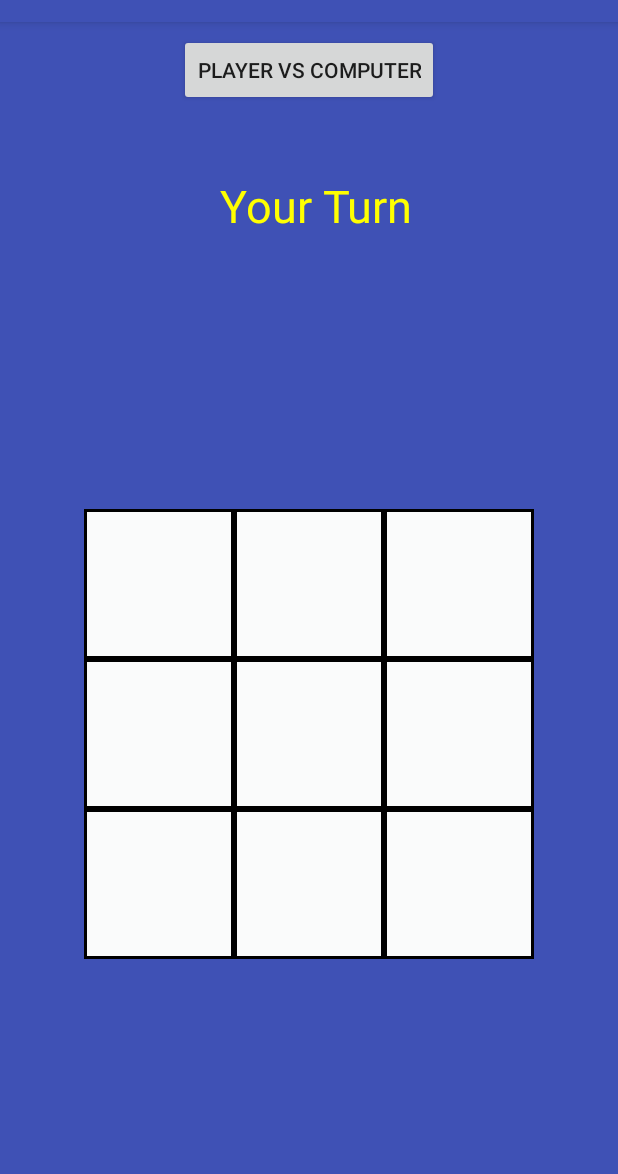
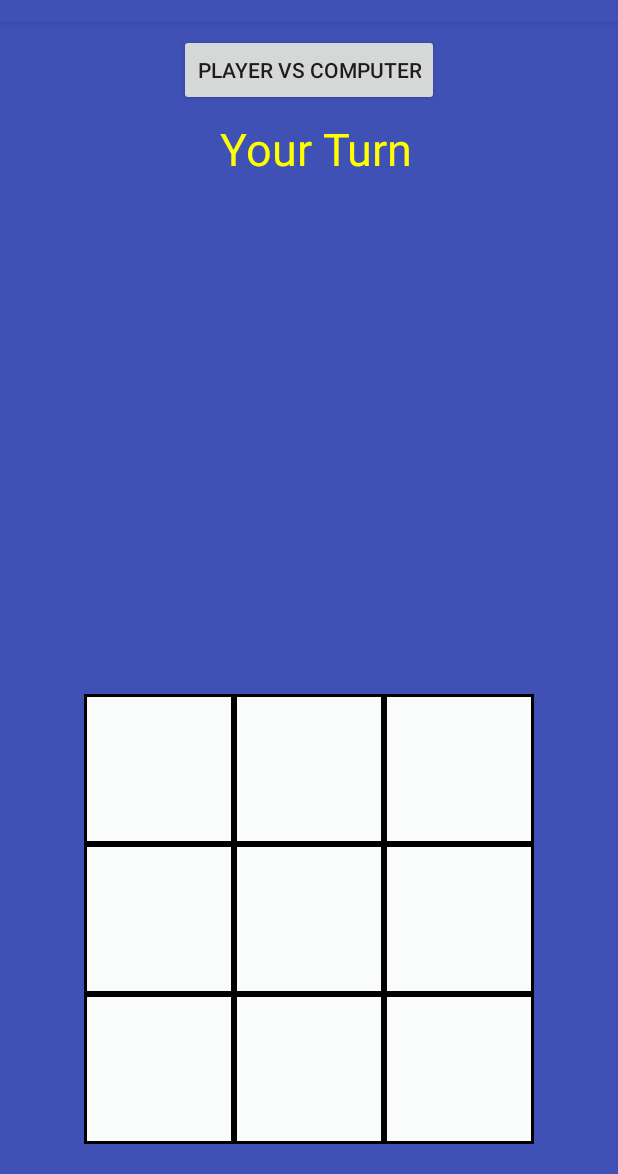
Before and after one commit to kowi4/TicTacToe, an Android app: the screen it shows after launch (MainActivity), after a tap on "PLAYER VS PLAYER", on a phone screen of 412 x 824 dp, the part 62-1236 px from its top. Run offline under Robolectric (Android 15) with nearby library versions, the phone set to English and light mode, and no system bars; our stand-ins replace Firebase (no records; nobody signed in at launch, a user with empty details on screens opened directly).

```diff
--- a/app/build.gradle
+++ b/app/build.gradle
@@ -24,6 +24,7 @@ dependencies {
     androidTestCompile('com.android.support.test.espresso:espresso-core:2.2.2', {
         exclude group: 'com.android.support', module: 'support-annotations'
     })
+    compile 'pl.droidsonroids.gif:android-gif-drawable:1.2.7'
     compile 'com.android.support:appcompat-v7:25.3.1'
     compile 'com.android.support.constraint:constraint-layout:1.0.2'
     compile 'com.android.support:design:25.3.1'
--- a/app/src/main/java/com/example/android/tictactoe/MainActivity.java
+++ b/app/src/main/java/com/example/android/tictactoe/MainActivity.java
@@ -18,15 +18,21 @@ import android.widget.ImageView;
 import android.widget.LinearLayout;
 import android.widget.TextView;
 
+import pl.droidsonroids.gif.GifImageView;
+
+import static com.example.android.tictactoe.R.id.yourTournTextView;
+import static java.lang.Boolean.parseBoolean;
 import static java.lang.Math.sqrt;
 
 public class MainActivity extends AppCompatActivity {
     private static final String PREFERENCES_NAME = "ticTacToePreferences";
-    private static final String PREFERENCES_TEXT_FIELD = "mode";
     public boolean mode;
-    ImageAdapter imageAdapter = new ImageAdapter(this, 9, 100);
-    TicTacToe ticTacToe = new TicTacToe(this,imageAdapter,9,100);
+    int size = 9;
+    int width = 100;
     // 9 100 //16 75// 25 60 // 36 50 // 49 43 // 64 37 / 81 33 / 100 30
+    ImageAdapter imageAdapter = new ImageAdapter(this, size, width);
+    TicTacToe ticTacToe = new TicTacToe(this, imageAdapter, size, width);
+
     private SharedPreferences preferences;
 
     // Method for getting view from GridView by position //stackoverflow
@@ -50,75 +56,16 @@ public class MainActivity extends AppCompatActivity {
         return px;
     }
 
-    private void saveDataToSharedPreferences(String data) {
+    // Method for saving data to SharedPreferences
+    private void saveDataToSharedPreferences(String tag, String data) {
         SharedPreferences.Editor preferencesEditor = preferences.edit();
-        preferencesEditor.putString(PREFERENCES_TEXT_FIELD, data);
+        preferencesEditor.putString(tag, data);
         preferencesEditor.apply();
     }
 
-    public void onCreate(Bundle savedInstanceState) {
-        super.onCreate(savedInstanceState);
-        setContentView(R.layout.activity_main);
+    //Actions for AI vs player
+    private void actionsForPlayerVsComputer(ImageView v, int position, ImageButton yourTurnButton, final TextView yourTournTextView, final GridView boardGridView) {
 
-        preferences = getSharedPreferences(PREFERENCES_NAME, Activity.MODE_PRIVATE);
-        mode = Boolean.parseBoolean(preferences.getString(PREFERENCES_TEXT_FIELD, "true"));
-
-        //Setting yourTurnButton
-        final ImageButton yourTurnButton = (ImageButton) findViewById(R.id.yourTurnButton);
-        yourTurnButton.setImageResource(ticTacToe.ticTacToeSwitch);
-
-        final TextView yourTurnTextView = (TextView) findViewById(R.id.yourTournTextView);
-
-        Button switchModeButton = (Button) findViewById(R.id.switchModeButton);
-        if (mode) {
-            switchModeButton.setText("Player vs Player");
-        } else {
-            switchModeButton.setText("Player vs Computer");
-            yourTurnButton.setVisibility(View.GONE);
-        }
-
-        //Drawing a board
-        final GridView boardGridView = (GridView) findViewById(R.id.gridview);
-        boardGridView.setNumColumns((int) sqrt(9));
-        boardGridView.setLayoutParams(new LinearLayout.LayoutParams(getPixelsFromDPs(MainActivity.this, 300),
-                getPixelsFromDPs(MainActivity.this, 300)));
-        boardGridView.setAdapter(imageAdapter);
-        boardGridView.setVerticalScrollBarEnabled(false);
-        //Disable scrolling on touch
-        boardGridView.setOnTouchListener(new View.OnTouchListener() {
-
-            @Override
-            public boolean onTouch(View v, MotionEvent event) {
-                return event.getAction() == MotionEvent.ACTION_MOVE;
-            }
-        });
-
-        switchModeButton.setOnClickListener(new View.OnClickListener() {
-            @Override
-            public void onClick(View v) {
-                Button button = (Button) v;
-                mode = !mode;
-                saveDataToSharedPreferences(mode + "");
-                MainActivity.this.recreate();
-            }
-        });
-
-
-        boardGridView.setOnItemClickListener(new AdapterView.OnItemClickListener() {
-            public void onItemClick(AdapterView<?> parent, View v, int position, long id) {
-                if (mode) {
-                    actionForTwoPlayers((ImageView) v, position, yourTurnButton);
-                } else {
-                    actionsForPlayerVsComputer((ImageView) v, position, yourTurnButton, yourTurnTextView, boardGridView);
-                }
-            }
-        });
-
-
-    }
-
-    //On click action for AI vs player
-    private void actionsForPlayerVsComputer(ImageView v, int position, ImageButton yourTurnButton, final TextView yourTournTextView, final GridView boardGridView) {
         int player = ticTacToe.ticTacToeSwitch;
         v.setImageResource(player);
         v.setOnClickListener(null);
@@ -132,7 +79,6 @@ public class MainActivity extends AppCompatActivity {
             ticTacToe.showWinner(0);
             return;
         }
-        //yourTurnButton.setImageResource(player);//////TODO
         imageAdapter.isNotGridClicable = true;
         yourTournTextView.setText("Computer Move");
         Handler handler = new Handler();
@@ -149,6 +95,7 @@ public class MainActivity extends AppCompatActivity {
                 imageView.setOnClickListener(null);
                 if (ticTacToe.checkForWinner(computer)) {
                     ticTacToe.showWinner(computer);
+                    return;
                 }
                 ticTacToe.ticTacToeSwitch();
                 Log.d("Minimax", temp[0] + " " + computerMove);
@@ -157,17 +104,20 @@ public class MainActivity extends AppCompatActivity {
             }
 
         }, 700); // 7000ms delay
-
     }
 
-    //onClick action for 2 players on one device
-    private void actionForTwoPlayers(ImageView v, int position, ImageButton yourTurnButton) {
+    //Actions for 2 players on one device
+    private void actionForTwoPlayers(ImageView v, int position, ImageButton yourTurnButton, GifImageView winImage) {
         int player = ticTacToe.ticTacToeSwitch;
         v.setImageResource(player);
         v.setOnClickListener(null);
         ticTacToe.board[position] = player;
         if (ticTacToe.checkForWinner(player)) {
+            //winImage.setImageResource(R.drawable.transparent_line);
+            //winImage.setScaleType(ImageView.ScaleType.FIT_CENTER);
+            //winImage.setVisibility(View.VISIBLE);
             ticTacToe.showWinner(player);
+            Log.d("WinningPattern", ticTacToe.placeForWinningBar + "");
         }
         ticTacToe.moveCount++;
         if (ticTacToe.moveCount == 9) {
@@ -175,4 +125,62 @@ public class MainActivity extends AppCompatActivity {
         }
         yourTurnButton.setImageResource(ticTacToe.ticTacToeSwitch());
     }
+
+    public void onCreate(Bundle savedInstanceState) {
+        super.onCreate(savedInstanceState);
+        setContentView(R.layout.activity_main);
+
+        preferences = getSharedPreferences(PREFERENCES_NAME, Activity.MODE_PRIVATE);
+        mode = parseBoolean(preferences.getString("mode", "true"));
+
+        //Setting yourTurnButton
+        final ImageButton yourTurnButton = (ImageButton) findViewById(R.id.yourTurnButton);
+        yourTurnButton.setImageResource(ticTacToe.ticTacToeSwitch);
+
+        final TextView yourTurnTextView = (TextView) findViewById(yourTournTextView);
+        //Gif for crossing the winner TODO
+        final GifImageView winImage = (GifImageView) findViewById(R.id.winImage);
+        //Switching game mode
+        Button switchModeButton = (Button) findViewById(R.id.switchModeButton);
+        if (mode) {
+            switchModeButton.setText("Player vs Player");
+        } else {
+            switchModeButton.setText("Player vs Computer");
+            yourTurnButton.setVisibility(View.GONE);
+        }
+        switchModeButton.setOnClickListener(new View.OnClickListener() {
+            @Override
+            public void onClick(View v) {
+                mode = !mode;
+                saveDataToSharedPreferences("mode", mode + "");
+                MainActivity.this.recreate();
+            }
+        });
+
+        //Drawing a board
+        final GridView boardGridView = (GridView) findViewById(R.id.gridview);
+        boardGridView.setNumColumns((int) sqrt(size));
+        boardGridView.setLayoutParams(new LinearLayout.LayoutParams(getPixelsFromDPs(MainActivity.this, 300),
+                getPixelsFromDPs(MainActivity.this, 300)));
+        boardGridView.setAdapter(imageAdapter);
+        boardGridView.setVerticalScrollBarEnabled(false);
+        //Disable scrolling on touch
+        boardGridView.setOnTouchListener(new View.OnTouchListener() {
+
+            @Override
+            public boolean onTouch(View v, MotionEvent event) {
+                return event.getAction() == MotionEvent.ACTION_MOVE;
+            }
+        });
+        //Setting onClickListener for boardGridView
+        boardGridView.setOnItemClickListener(new AdapterView.OnItemClickListener() {
+            public void onItemClick(AdapterView<?> parent, View v, int position, long id) {
+                if (mode) {
+                    actionForTwoPlayers((ImageView) v, position, yourTurnButton, winImage);
+                } else {
+                    actionsForPlayerVsComputer((ImageView) v, position, yourTurnButton, yourTurnTextView, boardGridView);
+                }
+            }
+        });
+    }
 }
--- a/app/src/main/java/com/example/android/tictactoe/TicTacToe.java
+++ b/app/src/main/java/com/example/android/tictactoe/TicTacToe.java
@@ -3,6 +3,7 @@ package com.example.android.tictactoe;
 import android.app.Activity;
 import android.content.Context;
 import android.content.DialogInterface;
+import android.os.Handler;
 import android.support.v7.app.AlertDialog;
 import android.widget.Toast;
 
@@ -14,21 +15,21 @@ public class TicTacToe {
 
     public static int oPlayer = R.drawable.ic_circle_black_50dp;
     public static int xPlayer = R.drawable.ic_cross_black_50dp;
-    public int size = 9;
-    public int width = 100;
+    public int size;
+    public int width;
     public int moveCount = 0;
     public int ticTacToeSwitch = R.drawable.ic_circle_black_50dp;
-    public int[] board = new int[size];
-    //public int computerMove;
-    private ImageAdapter imageAdapter;
+    public int[] board;
+    public String placeForWinningBar;
+    private ImageAdapter mImageAdapter;
     private Context mContext;
 
     public TicTacToe(Context c, ImageAdapter imageAdapter, int size, int width) {
         mContext = c;
+        mImageAdapter = imageAdapter;
         this.size = size;
         this.width = width;
-        this.imageAdapter = imageAdapter;
-
+        board = new int[size];
         for (int i = 0; i < size; i++) {
             board[i] = 0;
         }
@@ -83,23 +84,27 @@ public class TicTacToe {
     // Method for checking for winner only 3x3 grid
     public boolean checkForWinner(int player) {
 
-        // diagonal
-
+        // "\"
         if ((board[0] == player) && (board[4] == player) && (board[8] == player)) {
+            placeForWinningBar = "148";
             return true;
         }
-
+        // "/"
         if ((board[2] == player) && (board[4] == player) && (board[6] == player)) {
+            placeForWinningBar = "246";
             return true;
         }
-
+        // "---"
         for (int i = 0; i <=6; i += 3) {
             if ((board[i] == player) && (board[i + 1] == player) && (board[i + 2] == player)) {
+                placeForWinningBar = "" + i + (i + 1) + (i + 2) + "";
                 return true;
             }
         }
+        //  "|"
         for (int j = 0; j <=2; j++) {
             if ((board[j] == player) && (board[j + 3] == player) && (board[j + 6] == player)) {
+                placeForWinningBar = "" + j + (j + 3) + (j + 6) + "";
                 return true;
             }
         }
@@ -112,21 +117,26 @@ public class TicTacToe {
 
         if (winner == R.drawable.ic_circle_black_50dp) {
             Toast.makeText(mContext, "The winner is: Circle ", Toast.LENGTH_SHORT).show();
-            imageAdapter.isNotGridClicable = true;
+            mImageAdapter.isNotGridClicable = true;
             newGameAlert();
         } else if (winner == R.drawable.ic_cross_black_50dp) {
             Toast.makeText(mContext, "The winner is: Cross ", Toast.LENGTH_SHORT).show();
-            imageAdapter.isNotGridClicable = true;
+            mImageAdapter.isNotGridClicable = true;
             newGameAlert();
         } else if (winner == 0) {
             Toast.makeText(mContext, "Draw", Toast.LENGTH_SHORT).show();
-            imageAdapter.isNotGridClicable = true;
+            mImageAdapter.isNotGridClicable = true;
             newGameAlert();
         }
     }
 
     // Method for showing alert if Yes it starts new game, No close app
     public void newGameAlert() {
+        Handler handler = new Handler();
+        handler.postDelayed(new Runnable() {
+
+            @Override
+            public void run() {
                 AlertDialog.Builder alertBuild = new AlertDialog.Builder(mContext);
                 alertBuild.setTitle("Again");
                 alertBuild.setMessage("Do you wanna play again?");
@@ -146,6 +156,8 @@ public class TicTacToe {
 
                 alertBuild.show();
             }
+        }, 1500); // 1500ms delay
+    }
 
     // Method for switching image cross/circle
     public int ticTacToeSwitch() {
@@ -157,15 +169,9 @@ public class TicTacToe {
         return ticTacToeSwitch;
     }
 
-    public int multiplayerSwitch(boolean mode) {
-        if (mode) {
-            ticTacToeSwitch = R.drawable.ic_cross_black_50dp;
-        } else {
-            ticTacToeSwitch = R.drawable.ic_circle_black_50dp;
+    //TODO
+    public int crossWinner(String placeForWinningBar) {
+
+        return 0;
     }
-        return ticTacToeSwitch;
 }
-
- /*
-*/
-}
--- a/app/src/main/res/layout/activity_main.xml
+++ b/app/src/main/res/layout/activity_main.xml
@@ -1,22 +1,22 @@
 <?xml version="1.0" encoding="utf-8"?>
-
-<LinearLayout xmlns:android="http://schemas.android.com/apk/res/android"
+<RelativeLayout xmlns:android="http://schemas.android.com/apk/res/android"
     android:layout_width="match_parent"
     android:layout_height="match_parent"
-    android:background="@color/colorPrimary"
-    android:gravity="center"
-    android:orientation="vertical">
+    android:background="@color/colorPrimary">
 
     <Button
         android:id="@+id/switchModeButton"
         android:layout_width="wrap_content"
         android:layout_height="wrap_content"
+        android:layout_centerHorizontal="true"
         android:layout_margin="8dp"
         android:text="Player vs Player" />
+
     <LinearLayout
+        android:id="@+id/yourTurnLayout"
         android:layout_width="match_parent"
-        android:layout_height="0dp"
-        android:layout_weight="1"
+        android:layout_height="wrap_content"
+        android:layout_below="@id/switchModeButton"
         android:gravity="center"
         android:orientation="horizontal">
 
@@ -38,11 +38,11 @@
 
     </LinearLayout>
 
-
     <LinearLayout
         android:layout_width="match_parent"
-        android:layout_height="0dp"
-        android:layout_weight="5"
+        android:layout_height="wrap_content"
+        android:layout_alignParentBottom="true"
+        android:layout_marginBottom="20dp"
         android:gravity="center">
 
         <GridView
@@ -60,5 +60,20 @@
 
     </LinearLayout>
 
+    <RelativeLayout
+        android:layout_width="match_parent"
+        android:layout_height="match_parent"
+        android:background="@android:color/transparent">
 
-</LinearLayout>
+        <pl.droidsonroids.gif.GifImageView
+            android:id="@+id/winImage"
+            android:layout_width="300dp"
+            android:layout_height="300dp"
+            android:layout_alignParentBottom="true"
+            android:layout_centerHorizontal="true"
+            android:layout_marginBottom="20dp"
+            android:gravity="center"
+            android:text="asd"
+            android:visibility="gone" />
+    </RelativeLayout>
+</RelativeLayout>
```
Lines whose indentation alone changed are shown as unchanged.
